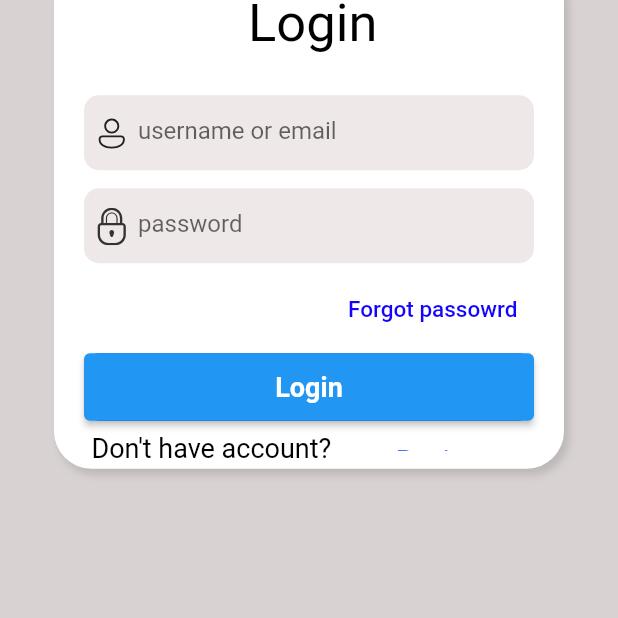
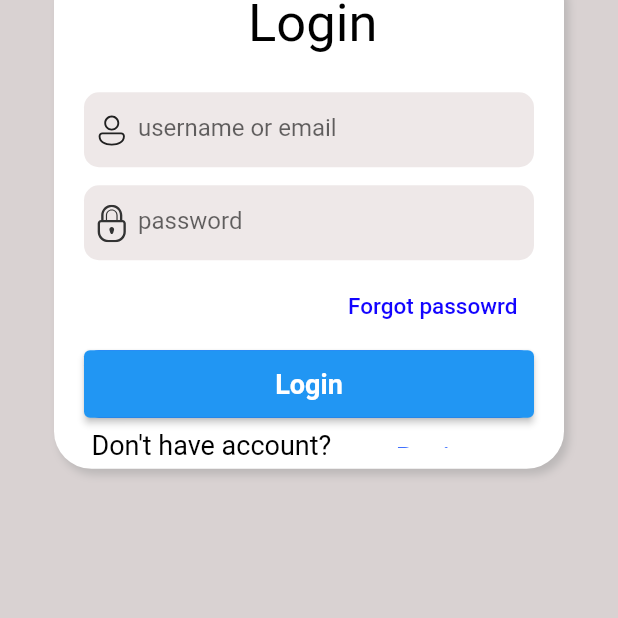
Before and after one commit to rkBekzat/petproject, a Flutter app: the screen it shows after launch, on a phone screen of 412 x 824 dp, the part 402-1020 px from its top. Run offline on Flutter 3.47's test engine with Material 2 defaults, Android fonts, the phone set to English and light mode, and no system bars; our stand-ins replace firebase_auth, firebase_core, flutter_svg; accounts and stored records are empty.

Commit message:
auth and registration completed

```diff
--- a/lib/screen/auth/login.dart
+++ b/lib/screen/auth/login.dart
@@ -72,7 +72,7 @@ class _LogInPageState extends State<LogInPage> {
           child: Column(
             children: [
                 Container(
-                    margin: EdgeInsets.only(left: 5, bottom: 27, top: 0),
+                    margin: EdgeInsets.only(left: 5, bottom: 25, top: 0),
                     child: Text("Login", style: TextStyle(fontSize: 35, color: Colors.black),)
                 ),
               Input(text: 'username or email', iconPath: 'assets/user.svg',control: usernameController),
--- a/pubspec.yaml
+++ b/pubspec.yaml
@@ -39,6 +39,7 @@ dependencies:
   firebase_core: ^1.24.0
   cloud_firestore: ^3.5.1
   firebase_messaging: ^13.1.0
+
 
 dev_dependencies:
   flutter_test:
```
Also changed, not shown: lib/screen/auth/registration.dart (+10 -6 lines).
